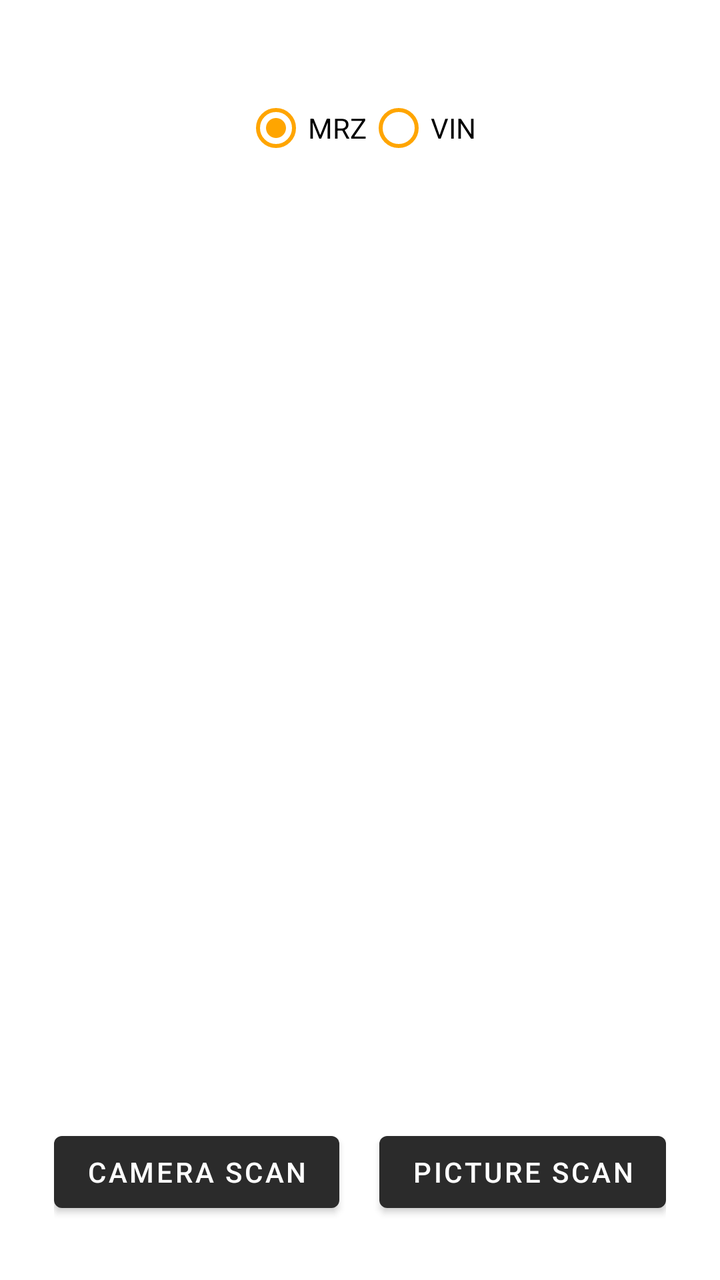
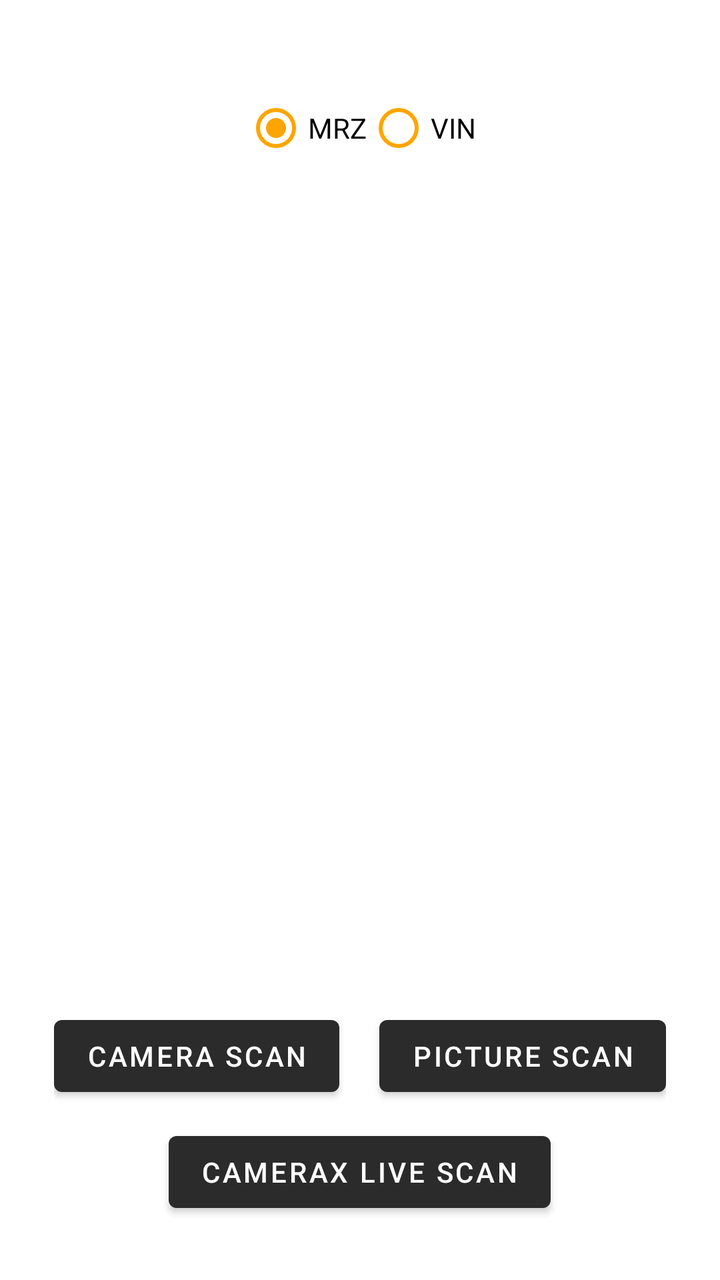

Before-and-after screenshots of an Android layout around one commit, followed by the original layout XML and the change that was made.
<!-- AndroidManifest.xml: application theme Theme.PassportScanner -->
<!-- res/layout/activity_main.xml -->
<?xml version="1.0" encoding="utf-8"?>
<RelativeLayout xmlns:android="http://schemas.android.com/apk/res/android"
	xmlns:app="http://schemas.android.com/apk/res-auto"
	xmlns:tools="http://schemas.android.com/tools"
	android:layout_width="match_parent"
	android:layout_height="match_parent"
	android:orientation="vertical"
	tools:context=".MainActivity">

	<RadioGroup
		android:id="@+id/radio_group_mode"
		android:layout_width="wrap_content"
		android:layout_height="wrap_content"
		android:orientation="horizontal"
		android:layout_centerHorizontal="true"
		android:layout_marginTop="40dp">

		<RadioButton
			android:id="@+id/radio_mrz"
			android:layout_width="wrap_content"
			android:layout_height="wrap_content"
			android:text="MRZ"
			android:checked="true"
			android:buttonTint="@color/orange"
			android:textColor="@android:color/black" />

		<RadioButton
			android:id="@+id/radio_vin"
			android:layout_width="wrap_content"
			android:layout_height="wrap_content"
			android:text="VIN"
			android:buttonTint="@color/orange"
			android:textColor="@android:color/black" />
	</RadioGroup>

	<ScrollView
		android:layout_width="match_parent"
		android:layout_height="match_parent"
		android:layout_above="@+id/ll_buttons"
		android:layout_below="@+id/radio_group_mode"
		android:orientation="vertical"
		android:padding="20dp">
		<LinearLayout
			android:id="@+id/ll_content"
			android:layout_width="match_parent"
			android:layout_height="wrap_content"
			android:orientation="vertical">
			<TextView
				android:id="@+id/tv_name"
				android:layout_width="wrap_content"
				android:layout_height="wrap_content"
				android:textSize="18sp"
				android:textStyle="bold" />
		</LinearLayout>
	</ScrollView>

	<LinearLayout
		android:id="@+id/ll_buttons"
		android:layout_width="wrap_content"
		android:layout_height="wrap_content"
		android:layout_alignParentBottom="true"
		android:layout_centerHorizontal="true"
		android:layout_marginBottom="30dp"
		android:orientation="horizontal">

		<Button
			android:id="@+id/btn_camera_scan"
			android:layout_width="wrap_content"
			android:layout_height="wrap_content"
			android:layout_marginEnd="10dp"
			android:text="CAMERA SCAN" />

		<Button
			android:id="@+id/btn_picture_scan"
			android:layout_width="wrap_content"
			android:layout_height="wrap_content"
			android:layout_marginStart="10dp"
			android:text="PICTURE SCAN" />

	</LinearLayout>
</RelativeLayout>
<!-- resources referenced by this layout -->
<resources>
  <color name="orange">#FFA500</color>
  <style name="Theme.PassportScanner" parent="Theme.MaterialComponents.DayNight.DarkActionBar">
  		
  		<item name="colorPrimary">@color/dy_black_2B</item>
  		<item name="colorPrimaryVariant">@color/dy_black_2B</item>
  		<item name="colorOnPrimary">@color/white</item>
  		<item name="android:statusBarColor">?attr/colorPrimaryVariant</item>
  		
  	</style>
  <color name="dy_black_2B">#FF2B2B2B</color>
  <color name="white">#FFFFFFFF</color>
</resources>

<!-- the commit's change to res/layout/activity_main.xml (unified diff, before → after) -->
@@ -61,21 +61,38 @@
 		android:layout_alignParentBottom="true"
 		android:layout_centerHorizontal="true"
 		android:layout_marginBottom="30dp"
-		android:orientation="horizontal">
+		android:orientation="vertical">
 
-		<Button
-			android:id="@+id/btn_camera_scan"
+		
+		<LinearLayout
 			android:layout_width="wrap_content"
 			android:layout_height="wrap_content"
-			android:layout_marginEnd="10dp"
-			android:text="CAMERA SCAN" />
+			android:orientation="horizontal"
+			android:layout_marginBottom="10dp">
 
+			<Button
+				android:id="@+id/btn_camera_scan"
+				android:layout_width="wrap_content"
+				android:layout_height="wrap_content"
+				android:layout_marginEnd="10dp"
+				android:text="CAMERA SCAN" />
+
+			<Button
+				android:id="@+id/btn_picture_scan"
+				android:layout_width="wrap_content"
+				android:layout_height="wrap_content"
+				android:layout_marginStart="10dp"
+				android:text="PICTURE SCAN" />
+
+		</LinearLayout>
+
+		
 		<Button
-			android:id="@+id/btn_picture_scan"
+			android:id="@+id/btn_camerax_scan"
 			android:layout_width="wrap_content"
 			android:layout_height="wrap_content"
-			android:layout_marginStart="10dp"
-			android:text="PICTURE SCAN" />
+			android:layout_gravity="center"
+			android:text="CAMERAX LIVE SCAN" />
 
 	</LinearLayout>
 </RelativeLayout>
